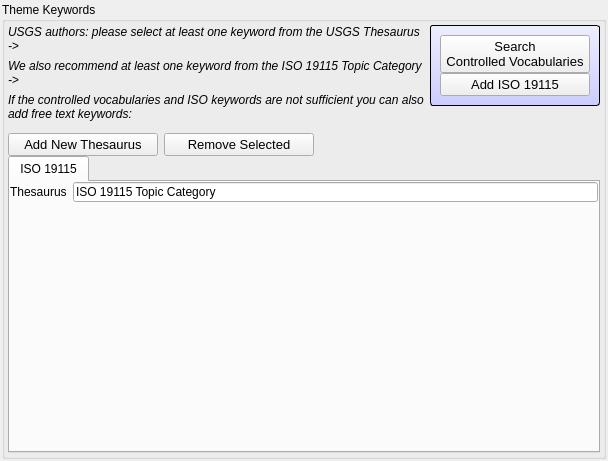
The window that pymdwizard/gui/ui_files/theme_list.ui (DOI-USGS/fort-pymdwizard) describes before a commit, drawn with Qt 5.
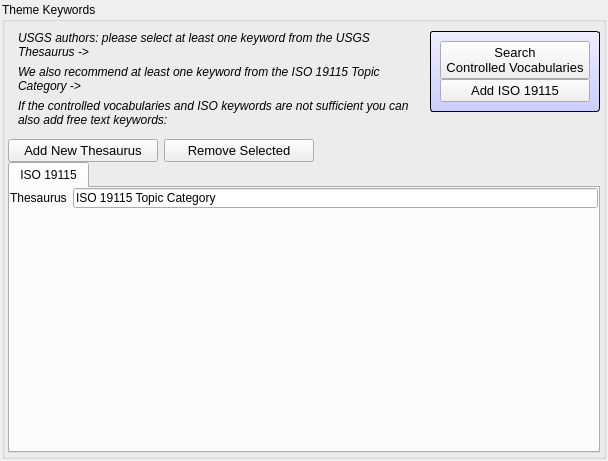
The same window after the commit.

Diff of the .ui file:
```diff
--- a/pymdwizard/gui/ui_files/theme_list.ui
+++ b/pymdwizard/gui/ui_files/theme_list.ui
@@ -60,7 +60,7 @@
        <number>3</number>
       </property>
       <property name="topMargin">
-       <number>3</number>
+       <number>9</number>
       </property>
       <property name="rightMargin">
        <number>3</number>
@@ -138,6 +138,9 @@
                 <property name="wordWrap">
                  <bool>true</bool>
                 </property>
+                <property name="indent">
+                 <number>10</number>
+                </property>
                </widget>
               </item>
               <item>
@@ -166,6 +169,9 @@
                 <property name="wordWrap">
                  <bool>true</bool>
                 </property>
+                <property name="indent">
+                 <number>10</number>
+                </property>
                </widget>
               </item>
               <item>
@@ -188,6 +194,9 @@
                 <property name="wordWrap">
                  <bool>true</bool>
                 </property>
+                <property name="indent">
+                 <number>10</number>
+                </property>
                </widget>
               </item>
               <item>
```
